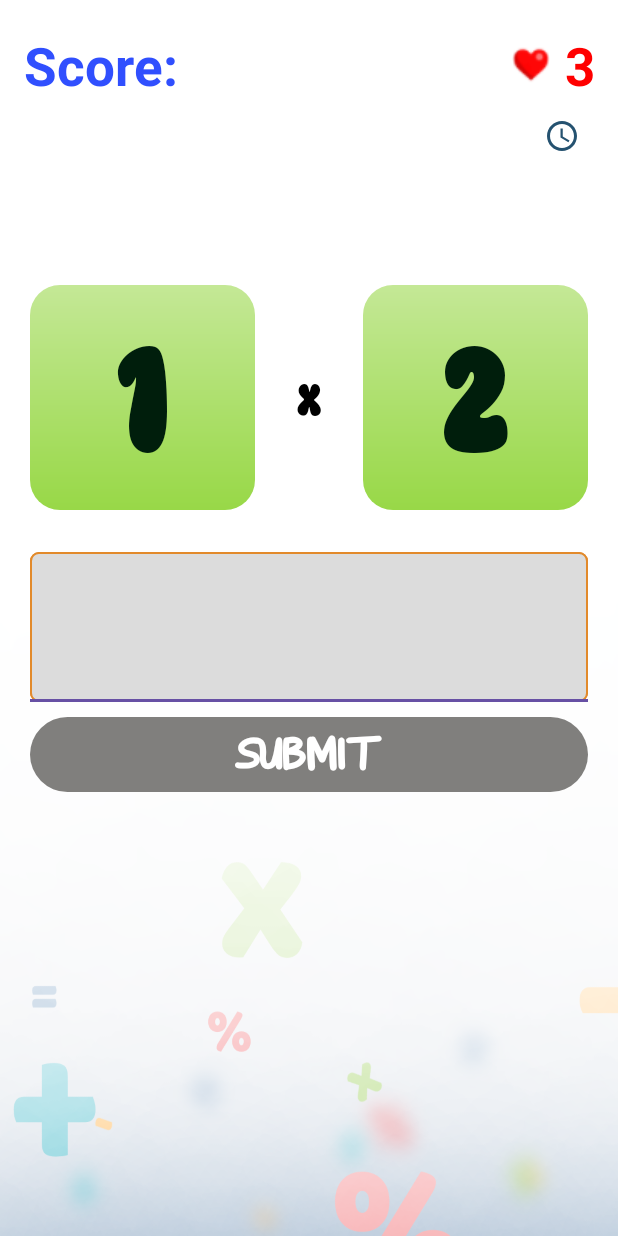
After one commit to barrozojp/MDAS-Quest, an Android app: the EasyMultiplication screen opened directly, with no data from a screen before it, on a phone screen of 412 x 824 dp. The commit adds this screen. Run offline under Robolectric (Android 15) with nearby library versions, the phone set to English and light mode, and no system bars; libraries missing offline, so code that uses them is left out: com.jakewharton.rxbinding2.

Commit message:
EASY MULTIPLICATION

```diff
--- a/app/src/main/AndroidManifest.xml
+++ b/app/src/main/AndroidManifest.xml
@@ -12,6 +12,10 @@
         android:supportsRtl="true"
         android:theme="@style/Theme.MDASRPG"
         tools:targetApi="31">
+        <activity
+            android:name=".EasyMultiplication"
+            android:exported="false"
+            android:windowSoftInputMode="stateVisible|adjustResize" />
         <activity
             android:name=".RegisterActivity"
             android:exported="false" />
@@ -31,7 +35,7 @@
         <activity
             android:name=".LoginRegister"
             android:exported="true"
-            android:theme="@style/Theme.AppCompat.NoActionBar"/>
+            android:theme="@style/Theme.AppCompat.NoActionBar" />
         <activity android:name=".MainActivity" />
     </application>
 
--- /dev/null
+++ b/app/src/main/java/com/codeofduty/mdas_rpg/EasyMultiplication.kt
@@ -0,0 +1,160 @@
+package com.codeofduty.mdas_rpg
+
+import android.annotation.SuppressLint
+import android.app.AlertDialog
+import android.os.Bundle
+import android.os.Handler
+import android.view.inputmethod.InputMethodManager
+import android.widget.TextView
+import androidx.appcompat.app.AppCompatActivity
+import androidx.core.content.ContextCompat
+import com.codeofduty.mdas_rpg.databinding.ActivityEasyMultiplicationBinding
+import com.jakewharton.rxbinding2.widget.RxTextView
+import kotlin.random.Random
+
+@SuppressLint("CheckResult")
+class EasyMultiplication : AppCompatActivity() {
+
+    private lateinit var binding: ActivityEasyMultiplicationBinding
+    private var firstValue: Int = 0
+    private var secondValue: Int = 0
+    private var wrongAttempts: Int = 0
+    private var score: Int = 0 // Initialize score variable
+    private var timerValue: Int = 0 // Timer variable
+    private lateinit var handler: Handler
+    private lateinit var runnable: Runnable
+
+    override fun onCreate(savedInstanceState: Bundle?) {
+        super.onCreate(savedInstanceState)
+        binding = ActivityEasyMultiplicationBinding.inflate(layoutInflater)
+        setContentView(binding.root)
+
+        // Show the countdown dialog before starting the game
+        showCountdownDialog()
+    }
+
+    private fun showCountdownDialog() {
+        // Inflate the custom layout
+        val dialogView = layoutInflater.inflate(R.layout.dialog_countdown, null)
+        val countdownTextView = dialogView.findViewById<TextView>(R.id.dialog_countdown)
+
+        // Create the dialog
+        val dialog = AlertDialog.Builder(this)
+            .setView(dialogView)
+            .setCancelable(false) // Disable dismiss on outside click
+            .create()
+
+        dialog.show()
+
+        val handler = Handler()
+        var countdownValue = 5
+
+        // Countdown runnable
+        val countdownRunnable = object : Runnable {
+            override fun run() {
+                countdownValue--
+                if (countdownValue >= 0) {
+                    countdownTextView.text = countdownValue.toString() // Update countdown text
+                    handler.postDelayed(this, 1000) // Update every second
+                } else {
+                    dialog.dismiss() // Dismiss the dialog
+                    startGame() // Start the game after countdown
+                }
+            }
+        }
+
+        handler.postDelayed(countdownRunnable, 1000) // Start countdown
+    }
+
+
+    private fun startGame() {
+        generateQuestion()
+
+        // Show the keyboard automatically
+        binding.etAnswer.requestFocus() // Request focus on the EditText
+        val inputMethodManager = getSystemService(INPUT_METHOD_SERVICE) as InputMethodManager
+        inputMethodManager.showSoftInput(binding.etAnswer, InputMethodManager.SHOW_IMPLICIT) // Show the keyboard
+
+        // Initialize the timer
+        handler = Handler()
+        runnable = Runnable {
+            timerValue++
+            updateTimerText() // Update the timer TextView with formatted time
+            handler.postDelayed(runnable, 1000) // Call this again after 1 second
+        }
+        handler.postDelayed(runnable, 1000) // Start the timer after 1 second
+
+        // Observe text changes in the TextInputEditText
+        val answerStream = RxTextView.textChanges(binding.etAnswer)
+            .skipInitialValue()
+            .map { answer -> answer.isNotEmpty() }
+
+        // Enable/disable the button based on text input
+        answerStream.subscribe { isValid ->
+            binding.btnLogin.isEnabled = isValid
+            binding.btnLogin.backgroundTintList =
+                ContextCompat.getColorStateList(this, if (isValid) R.color.enabled_button_color else android.R.color.darker_gray)
+        }
+
+        // Submit button click event
+        binding.btnLogin.setOnClickListener {
+            handleAnswer()
+        }
+    }
+
+    private fun generateQuestion() {
+        // Generate random values between 1 and 10
+        firstValue = Random.nextInt(1, 11)
+        secondValue = Random.nextInt(1, 11)
+
+        // Update the UI
+        binding.firstValue.text = firstValue.toString()
+        binding.secondValue.text = secondValue.toString()
+
+        // Reset the answer field
+        binding.etAnswer.text?.clear()
+    }
+
+    private fun handleAnswer() {
+        // Get the user's answer from the EditText
+        val userAnswer = binding.etAnswer.text.toString().toIntOrNull() // Use toIntOrNull for safety
+        val correctAnswer = firstValue * secondValue
+
+        // Check if the user's answer is correct
+        if (userAnswer == correctAnswer) {
+            score++ // Increment the score
+            binding.scoreCounter.text = "Score: $score" // Update the score display
+            generateQuestion() // Generate a new question
+        } else {
+            wrongAttempts++ // Increment the wrong attempts count
+            // Update heart counter in the UI
+            binding.heartCounter.text = "${3 - wrongAttempts}"
+
+            if (wrongAttempts >= 3) {
+                // Handle game over (e.g., show a message or go to another activity)
+                // You can show a Toast or a dialog here
+            } else {
+                generateQuestion() // Generate a new question
+            }
+        }
+
+        // Clear the EditText after processing the answer
+        binding.etAnswer.text?.clear() // Clear the answer field
+    }
+
+    // Method to update the timer TextView
+    private fun updateTimerText() {
+        val minutes = timerValue / 60 // Calculate minutes
+        val seconds = timerValue % 60 // Calculate seconds
+
+        // Format the time as MM:SS
+        val formattedTime = String.format("%02d:%02d", minutes, seconds)
+        binding.timer.text = "$formattedTime" // Update the timer TextView
+    }
+
+    // Disable the back button
+    override fun onBackPressed() {
+        // Do nothing when the back button is pressed
+    }
+
+}
--- /dev/null
+++ b/app/src/main/res/drawable/baseline_access_time_24.xml
@@ -0,0 +1,6 @@
+<vector android:height="24dp" android:tint="#000000"
+    android:viewportHeight="24" android:viewportWidth="24"
+    android:width="24dp" xmlns:android="http://schemas.android.com/apk/res/android">
+    <path android:fillColor="@android:color/white" android:pathData="M11.99,2C6.47,2 2,6.48 2,12s4.47,10 9.99,10C17.52,22 22,17.52 22,12S17.52,2 11.99,2zM12,20c-4.42,0 -8,-3.58 -8,-8s3.58,-8 8,-8 8,3.58 8,8 -3.58,8 -8,8z"/>
+    <path android:fillColor="@android:color/white" android:pathData="M12.5,7H11v6l5.25,3.15 0.75,-1.23 -4.5,-2.67z"/>
+</vector>
--- /dev/null
+++ b/app/src/main/res/drawable/baseline_equalizer_24.xml
@@ -0,0 +1,5 @@
+<vector android:height="24dp" android:tint="#000000"
+    android:viewportHeight="24" android:viewportWidth="24"
+    android:width="24dp" xmlns:android="http://schemas.android.com/apk/res/android">
+    <path android:fillColor="@android:color/white" android:pathData="M10,20h4L14,4h-4v16zM4,20h4v-8L4,12v8zM16,9v11h4L20,9h-4z"/>
+</vector>
--- /dev/null
+++ b/app/src/main/res/drawable/gradient_easy.xml
@@ -0,0 +1,11 @@
+<?xml version="1.0" encoding="utf-8"?>
+<shape xmlns:android="http://schemas.android.com/apk/res/android">
+    <gradient
+        android:angle="90"
+        android:startColor="#98D847"
+        android:endColor="#C4E896"
+        android:type="linear" />
+
+    <corners
+        android:radius="20dp" />
+</shape>
--- /dev/null
+++ b/app/src/main/res/layout/activity_easy_multiplication.xml
@@ -0,0 +1,139 @@
+<?xml version="1.0" encoding="utf-8"?>
+<RelativeLayout xmlns:android="http://schemas.android.com/apk/res/android"
+    xmlns:app="http://schemas.android.com/apk/res-auto"
+    xmlns:tools="http://schemas.android.com/tools"
+    android:layout_width="match_parent"
+    android:layout_height="match_parent"
+    android:background="@drawable/background_design"
+    tools:context=".EasyMultiplication">
+
+    <TextView
+        android:id="@+id/heart_counter"
+        android:layout_width="wrap_content"
+        android:layout_height="wrap_content"
+        android:layout_alignParentEnd="true"
+        android:layout_marginTop="20dp"
+        android:layout_marginEnd="15dp"
+        android:text="3"
+        android:textStyle="bold"
+        android:textColor="#FF0000"
+        android:drawableLeft="@drawable/heart_icon_lowres"
+        android:drawablePadding="10dp"
+        android:textAlignment="textEnd"
+        android:textSize="35sp" />
+
+    <TextView
+        android:id="@+id/score_counter"
+        android:layout_width="wrap_content"
+        android:layout_height="wrap_content"
+        android:layout_alignParentStart="true"
+        android:layout_marginTop="20dp"
+        android:layout_marginStart="15dp"
+        android:text="Score: "
+        android:textStyle="bold"
+        android:textColor="#304FFE"
+        android:drawablePadding="10dp"
+        android:textAlignment="textEnd"
+        android:textSize="35sp" />
+
+    <TextView
+        android:id="@+id/timer"
+        android:layout_width="wrap_content"
+        android:layout_height="wrap_content"
+        android:layout_alignParentEnd="true"
+        android:layout_marginEnd="15dp"
+        android:text=""
+        android:textStyle="bold"
+        android:textColor="#0C2363"
+        android:drawableLeft="@drawable/baseline_access_time_24"
+        android:drawableTint="#255270"
+        android:layout_below="@id/heart_counter"
+        android:drawablePadding="10dp"
+        android:textAlignment="textEnd"
+        android:textSize="35sp" />
+
+    <TextView
+        android:id="@+id/first_value"
+        android:layout_width="150dp"
+        android:layout_height="150dp"
+        android:layout_below="@id/timer"
+        android:layout_alignParentStart="true"
+        android:layout_marginStart="20dp"
+        android:gravity="center"
+        android:layout_marginTop="75dp"
+        android:background="@drawable/gradient_easy"
+        android:fontFamily="@font/super_moods"
+        android:text="1"
+        android:textColor="#001E0C"
+        android:textSize="100sp" />
+
+
+    <TextView
+        android:id="@+id/operation"
+        android:layout_width="wrap_content"
+        android:layout_height="wrap_content"
+        android:layout_below="@id/timer"
+        android:layout_alignParentStart="true"
+        android:layout_alignParentEnd="true"
+        android:layout_marginStart="0dp"
+        android:layout_marginTop="110dp"
+        android:layout_marginEnd="0dp"
+        android:fontFamily="@font/super_moods"
+        android:padding="25dp"
+        android:text="x"
+        android:textAlignment="center"
+        android:textColor="#000"
+        android:textSize="30sp" />
+
+    <TextView
+        android:id="@+id/second_value"
+        android:layout_width="150dp"
+        android:layout_height="150dp"
+        android:layout_below="@id/timer"
+        android:layout_alignParentEnd="true"
+        android:layout_marginStart="20dp"
+        android:layout_marginTop="75dp"
+        android:gravity="center"
+        android:layout_marginEnd="20dp"
+        android:background="@drawable/gradient_easy"
+        android:fontFamily="@font/super_moods"
+        android:text="2"
+        android:textColor="#001E0C"
+        android:textSize="100sp" />
+
+    <com.google.android.material.textfield.TextInputLayout
+        android:id="@+id/til_answer"
+        style="@style/TextInputEditText"
+        android:layout_width="match_parent"
+        android:layout_height="100dp"
+        android:layout_below="@+id/operation"
+        android:layout_marginTop="60dp"
+        android:layout_marginStart="20dp"
+        android:layout_marginEnd="20dp"
+        android:textColorHint="#003777"
+        app:layout_constraintStart_toStartOf="parent">
+
+        <com.google.android.material.textfield.TextInputEditText
+            android:id="@+id/et_answer"
+            style="@style/TextInputEditText"
+            android:layout_width="match_parent"
+            android:textSize="50dp"
+            android:inputType="number"
+            android:textAlignment="center"
+            android:layout_height="100dp"/>
+    </com.google.android.material.textfield.TextInputLayout>
+
+    <androidx.appcompat.widget.AppCompatButton
+        android:id="@+id/btn_login"
+        style="@style/ButtonColor3"
+        android:layout_width="match_parent"
+        android:layout_height="50dp"
+        android:layout_below="@+id/til_answer"
+        android:layout_marginTop="10dp"
+        android:layout_marginStart="20dp"
+        android:layout_marginEnd="20dp"
+        android:fontFamily="@font/bosse"
+        android:text="Submit"
+        android:textSize="30sp" />
+
+</RelativeLayout>
--- a/app/src/main/res/menu/buttom_menu.xml
+++ b/app/src/main/res/menu/buttom_menu.xml
@@ -10,7 +10,7 @@
     <item
         android:id="@+id/bottom_leaderboard"
         android:title="Leaderboard"
-        android:icon="@drawable/baseline_signal_cellular_alt_24"/>
+        android:icon="@drawable/baseline_equalizer_24"/>
 
     <item
         android:id="@+id/bottom_notepad"
```
Also changed, not shown: app/src/main/java/com/codeofduty/mdas_rpg/HomeFragment.kt (+16 -1 lines), app/src/main/java/com/codeofduty/mdas_rpg/MultipicationFragment.kt (added, +31 -0 lines), app/src/main/res/drawable/gradient_hard.xml (added, +11 -0 lines), app/src/main/res/drawable/gradient_medium.xml (added, +11 -0 lines), app/src/main/res/layout/dialog_countdown.xml (added, +30 -0 lines), app/src/main/res/layout/fragment_multipication.xml (added, +89 -0 lines), app/src/main/res/drawable/heart_icon_lowres.png (added).
